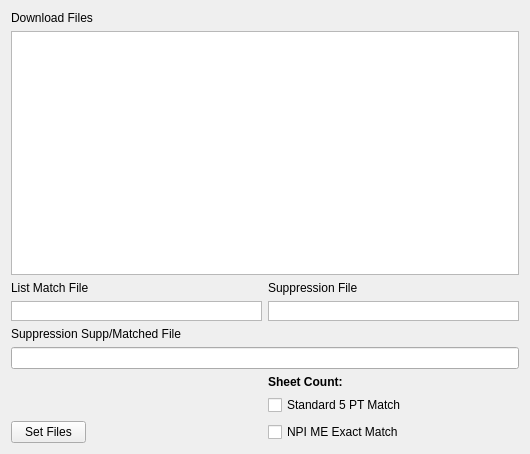
First picture: the form in fileWidget.ui, repository asinger321123/Epoc_Gui_Python3, before the edit.
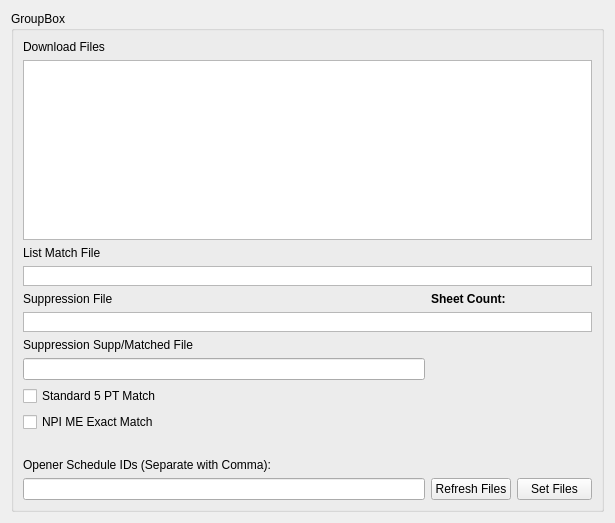
Second picture: the form after the edit.

Commit message: Finishing Touches are NBE Targeting. Schedule ID Deduping not hooked into SAS yet but Python code supports storing the IDs for Targeting. . . Next up . . . Pre Sales

```diff
--- a/fileWidget.ui
+++ b/fileWidget.ui
@@ -6,42 +6,131 @@
    <rect>
     <x>0</x>
     <y>0</y>
-    <width>530</width>
-    <height>454</height>
+    <width>615</width>
+    <height>523</height>
    </rect>
   </property>
   <property name="windowTitle">
    <string>Form</string>
   </property>
+  <layout class="QGridLayout" name="gridLayout_2">
+   <item row="0" column="1">
+    <widget class="QGroupBox" name="groupBox">
+     <property name="title">
+      <string>GroupBox</string>
+     </property>
   <layout class="QGridLayout" name="gridLayout">
-   <item row="3" column="1">
+      <item row="15" column="0">
+       <widget class="QLineEdit" name="openerScheduleID_lineEdit"/>
+      </item>
+      <item row="15" column="1">
+       <widget class="QPushButton" name="refreshFiles_pushButton">
+        <property name="text">
+         <string>Refresh Files</string>
+        </property>
+       </widget>
+      </item>
+      <item row="15" column="2">
+       <widget class="QPushButton" name="setFIles_pushButton">
+        <property name="maximumSize">
+         <size>
+          <width>75</width>
+          <height>16777215</height>
+         </size>
+        </property>
+        <property name="text">
+         <string>Set Files</string>
+        </property>
+       </widget>
+      </item>
+      <item row="8" column="0">
+       <widget class="QLabel" name="label_4">
+        <property name="text">
+         <string>Suppression Supp/Matched File</string>
+        </property>
+       </widget>
+      </item>
+      <item row="4" column="0">
     <widget class="QLabel" name="label_2">
      <property name="text">
       <string>Suppression File</string>
      </property>
     </widget>
    </item>
-   <item row="2" column="0" colspan="2">
-    <widget class="QListWidget" name="files_listWidget">
-     <property name="dragDropMode">
-      <enum>QAbstractItemView::DragDrop</enum>
-     </property>
-     <property name="defaultDropAction">
-      <enum>Qt::MoveAction</enum>
-     </property>
-    </widget>
-   </item>
-   <item row="1" column="0">
+      <item row="0" column="0">
     <widget class="QLabel" name="label_3">
      <property name="text">
       <string>Download Files</string>
      </property>
     </widget>
    </item>
-   <item row="6" column="0" colspan="2">
+      <item row="3" column="0" colspan="3">
+       <widget class="QListWidget" name="listMatchFile_listWidget">
+        <property name="maximumSize">
+         <size>
+          <width>16777215</width>
+          <height>20</height>
+         </size>
+        </property>
+        <property name="dragDropMode">
+         <enum>QAbstractItemView::DragDrop</enum>
+        </property>
+        <property name="defaultDropAction">
+         <enum>Qt::MoveAction</enum>
+        </property>
+       </widget>
+      </item>
+      <item row="1" column="0" colspan="3">
+       <widget class="QListWidget" name="files_listWidget">
+        <property name="dragDropMode">
+         <enum>QAbstractItemView::DragDrop</enum>
+        </property>
+        <property name="defaultDropAction">
+         <enum>Qt::MoveAction</enum>
+        </property>
+       </widget>
+      </item>
+      <item row="2" column="0">
+       <widget class="QLabel" name="label">
+        <property name="text">
+         <string>List Match File</string>
+        </property>
+       </widget>
+      </item>
+      <item row="9" column="0">
     <widget class="QLineEdit" name="suppSAS_lineEdit"/>
    </item>
-   <item row="7" column="1">
+      <item row="7" column="0" colspan="3">
+       <widget class="QListWidget" name="suppressionFile_listWidget">
+        <property name="maximumSize">
+         <size>
+          <width>16777215</width>
+          <height>20</height>
+         </size>
+        </property>
+        <property name="dragDropMode">
+         <enum>QAbstractItemView::DragDrop</enum>
+        </property>
+        <property name="defaultDropAction">
+         <enum>Qt::MoveAction</enum>
+        </property>
+       </widget>
+      </item>
+      <item row="11" column="0">
+       <widget class="QCheckBox" name="suppExactCheck_checkBox">
+        <property name="text">
+         <string>NPI ME Exact Match</string>
+        </property>
+       </widget>
+      </item>
+      <item row="10" column="0">
+       <widget class="QCheckBox" name="suppStandardCheck_checkBox">
+        <property name="text">
+         <string>Standard 5 PT Match</string>
+        </property>
+       </widget>
+      </item>
+      <item row="4" column="1">
     <widget class="QLabel" name="suppSheetCount_Label">
      <property name="font">
       <font>
@@ -54,77 +143,21 @@
      </property>
     </widget>
    </item>
-   <item row="4" column="0">
-    <widget class="QListWidget" name="listMatchFile_listWidget">
-     <property name="maximumSize">
-      <size>
-       <width>16777215</width>
-       <height>20</height>
-      </size>
-     </property>
-     <property name="dragDropMode">
-      <enum>QAbstractItemView::DragDrop</enum>
-     </property>
-     <property name="defaultDropAction">
-      <enum>Qt::MoveAction</enum>
-     </property>
-    </widget>
-   </item>
-   <item row="8" column="1">
-    <widget class="QCheckBox" name="suppStandardCheck_checkBox">
+      <item row="13" column="0">
+       <widget class="QLabel" name="label_5">
      <property name="text">
-      <string>Standard 5 PT Match</string>
+         <string>Opener Schedule IDs (Separate with Comma):</string>
      </property>
     </widget>
    </item>
-   <item row="3" column="0">
-    <widget class="QLabel" name="label">
+      <item row="12" column="0">
+       <widget class="QLabel" name="label_6">
      <property name="text">
-      <string>List Match File</string>
+         <string/>
      </property>
     </widget>
    </item>
-   <item row="9" column="1">
-    <widget class="QCheckBox" name="suppExactCheck_checkBox">
-     <property name="text">
-      <string>NPI ME Exact Match</string>
-     </property>
-    </widget>
-   </item>
-   <item row="4" column="1">
-    <widget class="QListWidget" name="suppressionFile_listWidget">
-     <property name="maximumSize">
-      <size>
-       <width>16777215</width>
-       <height>20</height>
-      </size>
-     </property>
-     <property name="dragDropMode">
-      <enum>QAbstractItemView::DragDrop</enum>
-     </property>
-     <property name="defaultDropAction">
-      <enum>Qt::MoveAction</enum>
-     </property>
-    </widget>
-   </item>
-   <item row="5" column="0">
-    <widget class="QLabel" name="label_4">
-     <property name="text">
-      <string>Suppression Supp/Matched File</string>
-     </property>
-    </widget>
-   </item>
-   <item row="9" column="0">
-    <widget class="QPushButton" name="setFIles_pushButton">
-     <property name="maximumSize">
-      <size>
-       <width>75</width>
-       <height>16777215</height>
-      </size>
-     </property>
-     <property name="text">
-      <string>Set Files</string>
-     </property>
+     </layout>
     </widget>
    </item>
   </layout>
```
Lines whose indentation alone changed are shown as unchanged. The commit also changes 4 other files.
